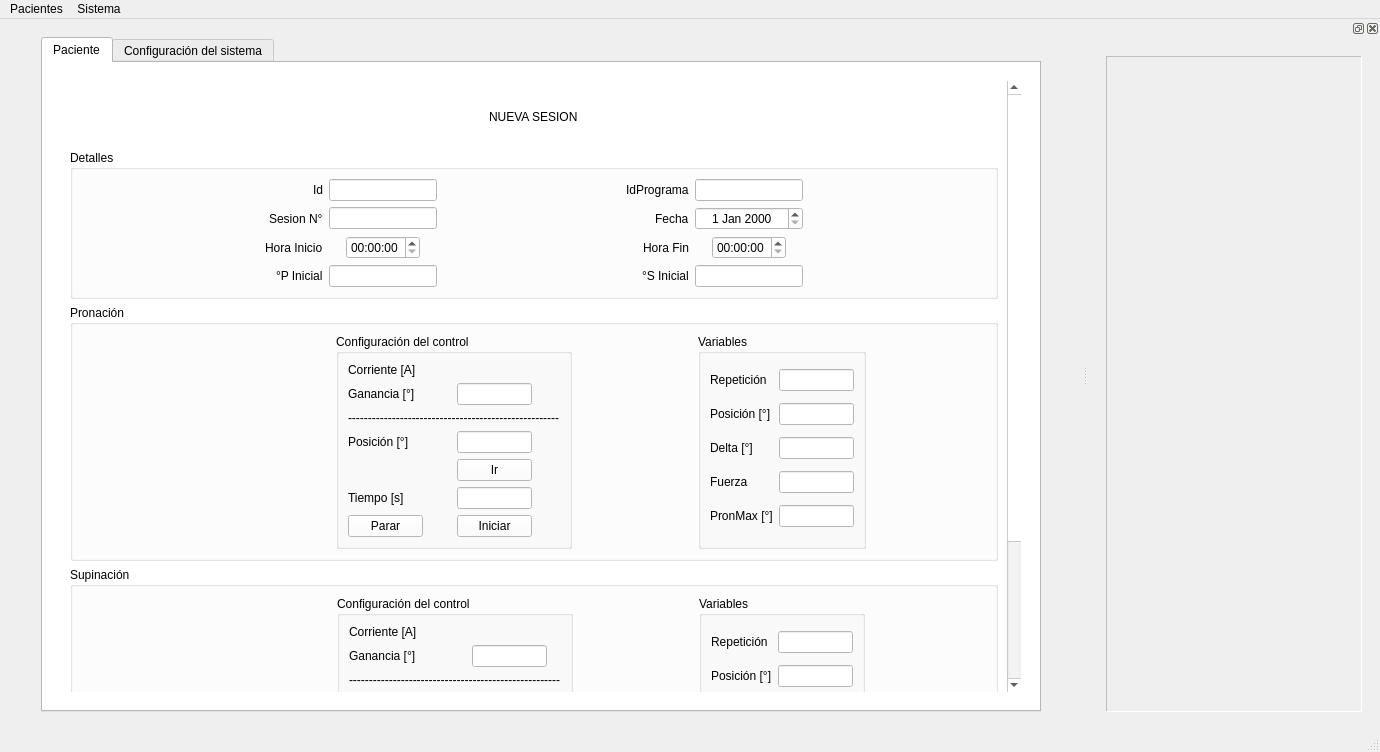
Above: interfaz.ui from dandrue/Interfaz before the change. Below: the same form after it.
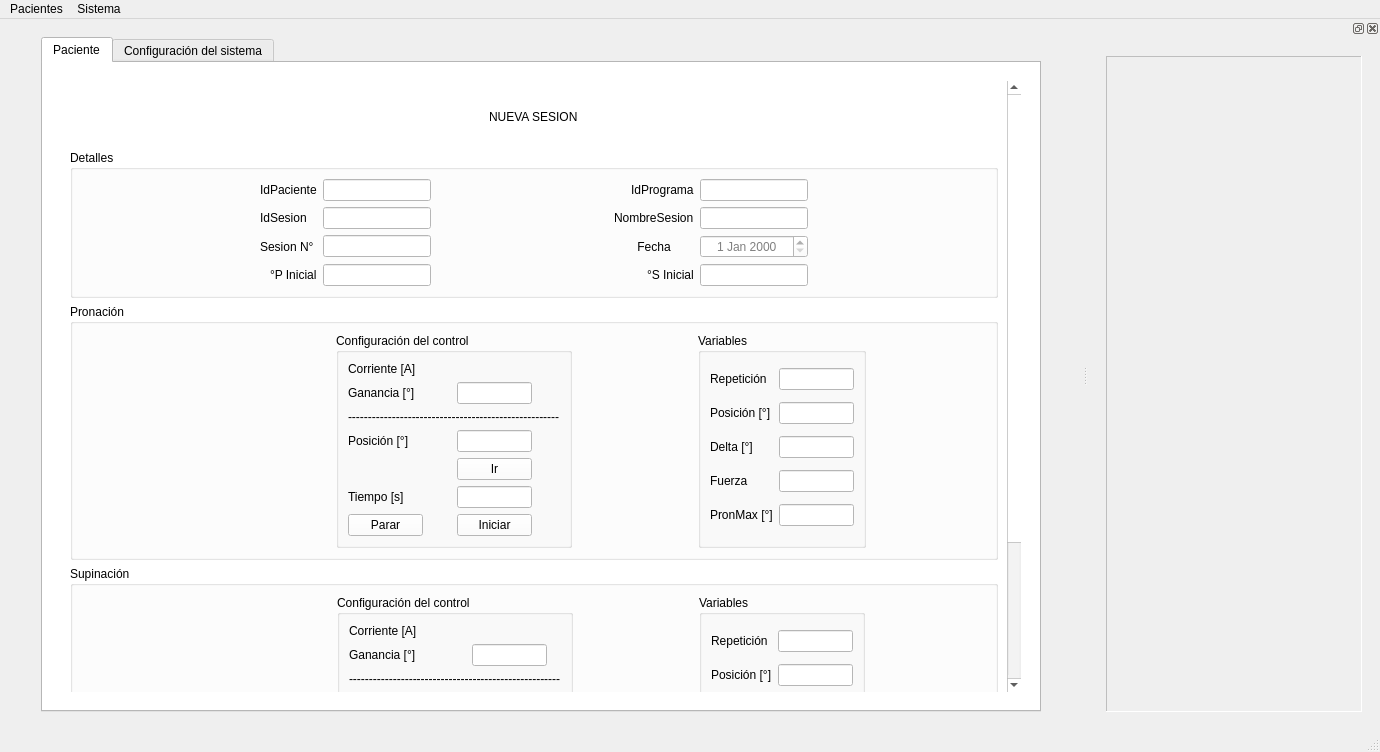
That is the form after the change. The open tabs and pages were chosen to show the change. Icons and pictures are not drawn. Custom widgets are drawn as their Qt base class.

Patch:
```diff
--- a/interfaz.ui
+++ b/interfaz.ui
@@ -3506,7 +3506,7 @@
                       <rect>
                        <x>0</x>
                        <y>0</y>
-                       <width>625</width>
+                       <width>941</width>
                        <height>747</height>
                       </rect>
                      </property>
@@ -3552,25 +3552,6 @@
                            </property>
                           </widget>
                          </item>
-                         <item row="1" column="4" alignment="Qt::AlignRight">
-                          <widget class="QLabel" name="label_57">
-                           <property name="sizePolicy">
-                            <sizepolicy hsizetype="Fixed" vsizetype="Preferred">
-                             <horstretch>0</horstretch>
-                             <verstretch>0</verstretch>
-                            </sizepolicy>
-                           </property>
-                           <property name="maximumSize">
-                            <size>
-                             <width>150</width>
-                             <height>16777215</height>
-                            </size>
-                           </property>
-                           <property name="text">
-                            <string>Fecha</string>
-                           </property>
-                          </widget>
-                         </item>
                          <item row="3" column="2">
                           <widget class="QLineEdit" name="lineEdit_29">
                            <property name="sizePolicy">
@@ -3590,13 +3571,6 @@
                            </property>
                           </widget>
                          </item>
-                         <item row="2" column="4" alignment="Qt::AlignRight">
-                          <widget class="QLabel" name="label_71">
-                           <property name="text">
-                            <string>Hora Fin</string>
-                           </property>
-                          </widget>
-                         </item>
                          <item row="3" column="5">
                           <widget class="QLineEdit" name="lineEdit_30">
                            <property name="sizePolicy">
@@ -3616,9 +3590,6 @@
                            </property>
                           </widget>
                          </item>
-                         <item row="2" column="5" alignment="Qt::AlignHCenter">
-                          <widget class="QTimeEdit" name="timeEdit_2"/>
-                         </item>
                          <item row="2" column="3">
                           <spacer name="horizontalSpacer_26">
                            <property name="orientation">
@@ -3658,35 +3629,6 @@
                            </property>
                           </spacer>
                          </item>
-                         <item row="2" column="1" alignment="Qt::AlignRight">
-                          <widget class="QLabel" name="label_70">
-                           <property name="text">
-                            <string>Hora Inicio</string>
-                           </property>
-                          </widget>
-                         </item>
-                         <item row="1" column="5">
-                          <widget class="QDateEdit" name="dateEdit_7">
-                           <property name="enabled">
-                            <bool>true</bool>
-                           </property>
-                           <property name="sizePolicy">
-                            <sizepolicy hsizetype="Fixed" vsizetype="Fixed">
-                             <horstretch>0</horstretch>
-                             <verstretch>0</verstretch>
-                            </sizepolicy>
-                           </property>
-                           <property name="maximumSize">
-                            <size>
-                             <width>150</width>
-                             <height>16777215</height>
-                            </size>
-                           </property>
-                           <property name="alignment">
-                            <set>Qt::AlignCenter</set>
-                           </property>
-                          </widget>
-                         </item>
                          <item row="3" column="4" alignment="Qt::AlignRight">
                           <widget class="QLabel" name="label_59">
                            <property name="sizePolicy">
@@ -3706,18 +3648,22 @@
                            </property>
                           </widget>
                          </item>
-                         <item row="2" column="2" alignment="Qt::AlignHCenter">
-                          <widget class="QTimeEdit" name="timeEdit"/>
-                         </item>
                          <item row="0" column="1" alignment="Qt::AlignRight">
                           <widget class="QLabel" name="label_83">
                            <property name="text">
-                            <string>Id</string>
+                            <string>IdPaciente</string>
                            </property>
                           </widget>
                          </item>
                          <item row="0" column="2" alignment="Qt::AlignHCenter">
-                          <widget class="QLineEdit" name="lineEdit_45"/>
+                          <widget class="QLineEdit" name="lineEdit_45">
+                           <property name="enabled">
+                            <bool>false</bool>
+                           </property>
+                           <property name="alignment">
+                            <set>Qt::AlignCenter</set>
+                           </property>
+                          </widget>
                          </item>
                          <item row="0" column="4" alignment="Qt::AlignRight">
                           <widget class="QLabel" name="label_56">
@@ -3741,7 +3687,7 @@
                          <item row="0" column="5">
                           <widget class="QLineEdit" name="lineEdit_28">
                            <property name="enabled">
-                            <bool>true</bool>
+                            <bool>false</bool>
                            </property>
                            <property name="sizePolicy">
                             <sizepolicy hsizetype="Fixed" vsizetype="Fixed">
@@ -3760,15 +3706,117 @@
                            </property>
                           </widget>
                          </item>
-                         <item row="1" column="1" alignment="Qt::AlignRight">
+                         <item row="2" column="1">
                           <widget class="QLabel" name="label_84">
                            <property name="text">
                             <string>Sesion N°</string>
                            </property>
                           </widget>
                          </item>
-                         <item row="1" column="2">
+                         <item row="2" column="2">
                           <widget class="QLineEdit" name="lineEdit_46">
+                           <property name="enabled">
+                            <bool>false</bool>
+                           </property>
+                           <property name="sizePolicy">
+                            <sizepolicy hsizetype="Fixed" vsizetype="Fixed">
+                             <horstretch>0</horstretch>
+                             <verstretch>0</verstretch>
+                            </sizepolicy>
+                           </property>
+                           <property name="maximumSize">
+                            <size>
+                             <width>150</width>
+                             <height>16777215</height>
+                            </size>
+                           </property>
+                           <property name="alignment">
+                            <set>Qt::AlignCenter</set>
+                           </property>
+                          </widget>
+                         </item>
+                         <item row="2" column="4">
+                          <widget class="QLabel" name="label_57">
+                           <property name="sizePolicy">
+                            <sizepolicy hsizetype="Fixed" vsizetype="Preferred">
+                             <horstretch>0</horstretch>
+                             <verstretch>0</verstretch>
+                            </sizepolicy>
+                           </property>
+                           <property name="maximumSize">
+                            <size>
+                             <width>150</width>
+                             <height>16777215</height>
+                            </size>
+                           </property>
+                           <property name="text">
+                            <string>Fecha</string>
+                           </property>
+                           <property name="alignment">
+                            <set>Qt::AlignCenter</set>
+                           </property>
+                          </widget>
+                         </item>
+                         <item row="2" column="5">
+                          <widget class="QDateEdit" name="dateEdit_7">
+                           <property name="enabled">
+                            <bool>false</bool>
+                           </property>
+                           <property name="sizePolicy">
+                            <sizepolicy hsizetype="Fixed" vsizetype="Fixed">
+                             <horstretch>0</horstretch>
+                             <verstretch>0</verstretch>
+                            </sizepolicy>
+                           </property>
+                           <property name="maximumSize">
+                            <size>
+                             <width>150</width>
+                             <height>16777215</height>
+                            </size>
+                           </property>
+                           <property name="alignment">
+                            <set>Qt::AlignCenter</set>
+                           </property>
+                          </widget>
+                         </item>
+                         <item row="1" column="1">
+                          <widget class="QLabel" name="label_70">
+                           <property name="text">
+                            <string>IdSesion</string>
+                           </property>
+                          </widget>
+                         </item>
+                         <item row="1" column="4">
+                          <widget class="QLabel" name="label_71">
+                           <property name="text">
+                            <string>NombreSesion</string>
+                           </property>
+                          </widget>
+                         </item>
+                         <item row="1" column="2">
+                          <widget class="QLineEdit" name="lineEdit_53">
+                           <property name="enabled">
+                            <bool>false</bool>
+                           </property>
+                           <property name="sizePolicy">
+                            <sizepolicy hsizetype="Fixed" vsizetype="Fixed">
+                             <horstretch>0</horstretch>
+                             <verstretch>0</verstretch>
+                            </sizepolicy>
+                           </property>
+                           <property name="maximumSize">
+                            <size>
+                             <width>150</width>
+                             <height>16777215</height>
+                            </size>
+                           </property>
+                           <property name="alignment">
+                            <set>Qt::AlignCenter</set>
+                           </property>
+                          </widget>
+                         </item>
+                         <item row="1" column="5">
+                          <widget class="QLineEdit" name="lineEdit_54">
                            <property name="sizePolicy">
                             <sizepolicy hsizetype="Fixed" vsizetype="Fixed">
                              <horstretch>0</horstretch>
```
Left out of the diff: 53 changed lines with no effect on the pictures.
